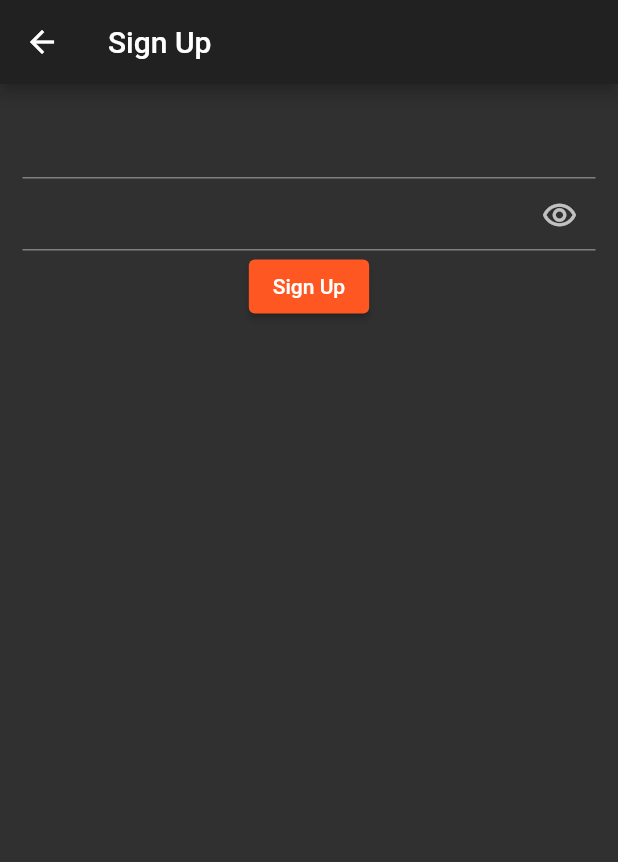
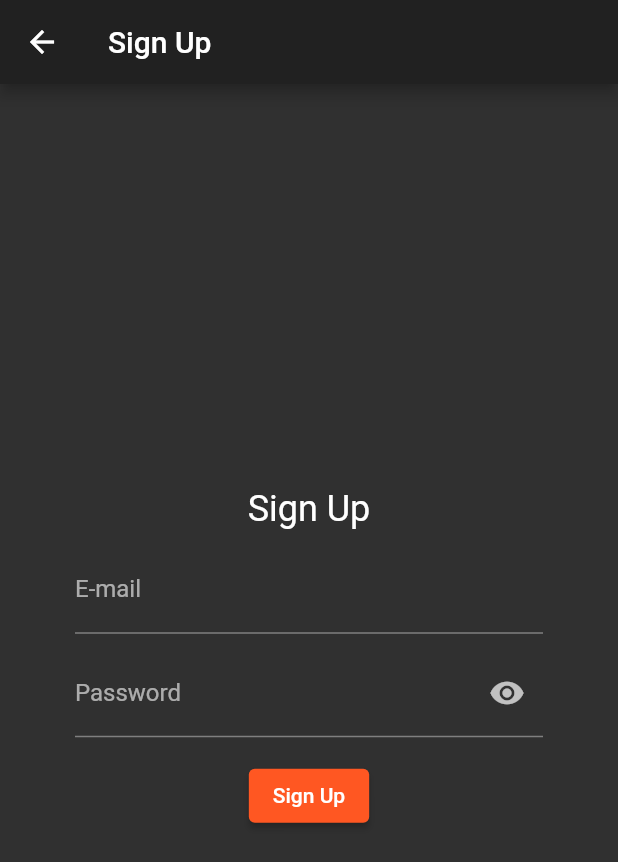
Before and after one commit to jaq-the-cat/portfolio, a Flutter app: the screen it shows after launch, after a tap on "Sing up", on a phone screen of 412 x 824 dp. Shown: the top 862 px of the screen. Run offline on Flutter 3.47's test engine with Material 2 defaults, Android fonts, the phone set to English and light mode, and no system bars; our stand-ins replace email_validator, flutter_dotenv; missing offline and left inert: github.

Commit message:
fix password visibility thing

```diff
--- a/lib/main.dart
+++ b/lib/main.dart
@@ -41,12 +41,7 @@ class Portfolio extends StatelessWidget {
             TextButton(
               child: Text('Sign in'),
               onPressed: () {
-                Navigator.push(context, MaterialPageRoute(builder: (context) => Scaffold(
-                  appBar: AppBar(
-                    title: Text("Hello")
-                  ),
-                  body: Icon(Icons.title),
-                )));
+                Navigator.push(context, MaterialPageRoute(builder: (context) => signin()));
               },
             ),
             TextButton(
--- a/lib/users.dart
+++ b/lib/users.dart
@@ -21,8 +21,6 @@ class UserAccountPage extends StatefulWidget {
 
 class _UserAccountPageState extends State<UserAccountPage> {
 
-  bool showpassword = false;
-
   final TextEditingController email = new TextEditingController();
   final TextEditingController password = new TextEditingController();
 
@@ -36,28 +34,28 @@ class _UserAccountPageState extends State<UserAccountPage> {
       ),
       body: Center(
         child: Container(
-          padding: EdgeInsets.all(15),
+          padding: EdgeInsets.symmetric(horizontal: 50),
           child:  Form(
             key: _formKey,
             child: Column(
+              mainAxisAlignment: MainAxisAlignment.center,
               children: [
+                Text(
+                  widget.whatdo,
+                  style: Theme.of(context).textTheme.headline5,
+                ),
+                SizedBox(height: 10),
                 TextFormField(
                   controller: email,
+                  decoration: InputDecoration(
+                    labelText: "E-mail",
+                  ),
                   validator: (String value) =>
                     EmailValidator.validate(value) ? null : "Please enter a valid E-mail",
                 ),
-                TextFormField(
-                  controller: password,
-                  obscureText: !showpassword,
-                  validator: (String value) =>
-                    (value != null && value.length > 7) ? null : "Password must have more than 7 characters",
-                  decoration: InputDecoration(
-                    suffixIcon: IconButton(
-                      icon: Icon(showpassword ? Icons.remove_outlined : Icons.remove_red_eye_outlined),
-                      onPressed: () => showpassword ^= true,
-                      )
-                    )
-                ),
+                SizedBox(height: 10),
+                PasswordField(password),
+                SizedBox(height: 15),
                 ElevatedButton(
                   child: Text(widget.whatdo),
                   onPressed: () {
@@ -72,3 +70,35 @@ class _UserAccountPageState extends State<UserAccountPage> {
     );
   }
 }
+
+class PasswordField extends StatefulWidget {
+
+  final TextEditingController controller;
+
+  PasswordField(this.controller);
+
+  @override
+  PasswordFieldState createState() => PasswordFieldState();
+}
+
+class PasswordFieldState extends State<PasswordField> {
+
+  bool hidden = true;
+
+  @override
+  Widget build(BuildContext context) {
+    return TextFormField(
+      controller: widget.controller,
+      obscureText: hidden,
+      validator: (String value) =>
+        (value != null && value.length > 7) ? null : "Password must have more than 7 characters",
+      decoration: InputDecoration(
+        labelText: "Password",
+        suffixIcon: IconButton(
+          icon: Icon(hidden ? Icons.visibility : Icons.visibility_off),
+          onPressed: () => setState(() => hidden ^= true),
+        )
+      )
+    );
+  }
+}
```
